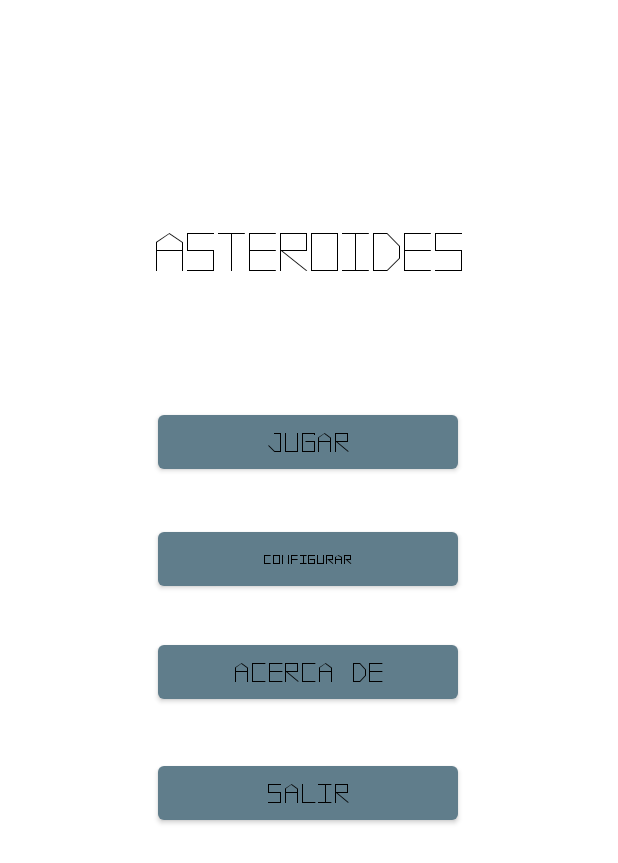
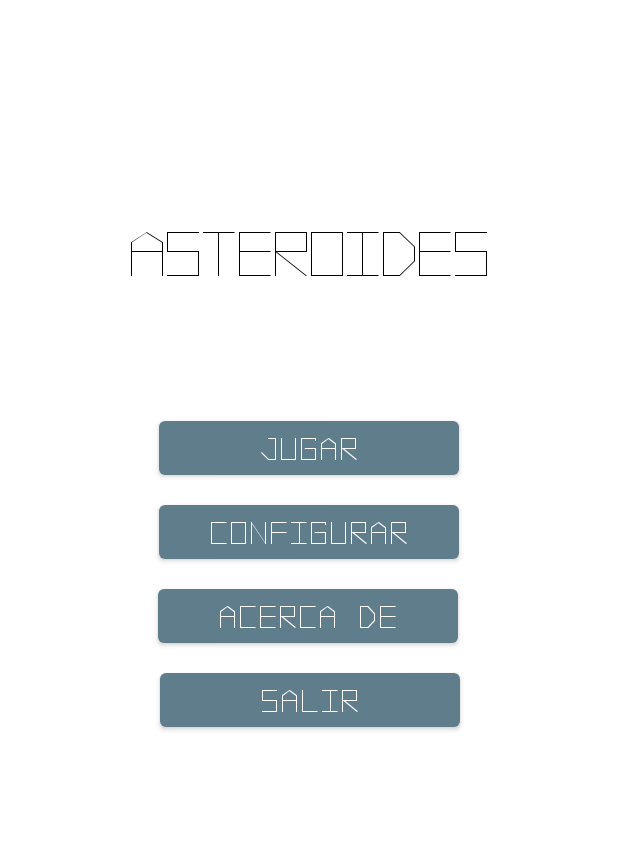
Before and after one commit to daniel70708/Asteroides, an Android app: the screen it shows after launch (MainActivity), on a phone screen of 412 x 824 dp. Shown: the top 863 px of the screen. Run offline under Robolectric (Android 15) with nearby library versions, the phone set to English and light mode, and no system bars.

Commit message:
Se modifico la vista main activiy y se agregaron dos estilos para texto y botones

```diff
--- a/app/src/main/res/layout/activity_main.xml
+++ b/app/src/main/res/layout/activity_main.xml
@@ -1,6 +1,5 @@
 <?xml version="1.0" encoding="utf-8"?>
-<androidx.constraintlayout.widget.ConstraintLayout
-    xmlns:android="http://schemas.android.com/apk/res/android"
+<androidx.constraintlayout.widget.ConstraintLayout xmlns:android="http://schemas.android.com/apk/res/android"
     xmlns:app="http://schemas.android.com/apk/res-auto"
     xmlns:tools="http://schemas.android.com/tools"
     android:layout_width="match_parent"
@@ -9,76 +8,70 @@
 
     <TextView
         android:id="@+id/titulo"
+        style="@style/tituloPrincipal"
         android:layout_width="wrap_content"
         android:layout_height="wrap_content"
-        android:fontFamily="@font/vertor"
-        android:text="@string/app_name"
-        android:textColor="@color/textoPrimario"
-        android:textSize="12pt"
         app:layout_constraintBottom_toBottomOf="parent"
         app:layout_constraintEnd_toEndOf="parent"
+        app:layout_constraintHorizontal_bias="0.5"
         app:layout_constraintStart_toStartOf="parent"
         app:layout_constraintTop_toTopOf="parent"
-        app:layout_constraintVertical_bias="0.191" />
+        app:layout_constraintVertical_bias="0.19" />
 
     <Button
         android:id="@+id/botonIniciar"
+        style="@style/botonMenuPrincipal"
         android:layout_width="200dp"
         android:layout_height="wrap_content"
-        android:fontFamily="@font/vertor"
+        android:layout_marginTop="88dp"
         android:text="@string/jugar"
-        android:textColor="@color/textoPrimario"
-        android:textSize="6pt"
         app:layout_constraintBottom_toBottomOf="parent"
         app:layout_constraintEnd_toEndOf="parent"
-        app:layout_constraintHorizontal_bias="0.497"
+        app:layout_constraintHorizontal_bias="0.5"
         app:layout_constraintStart_toStartOf="parent"
         app:layout_constraintTop_toBottomOf="@+id/titulo"
-        app:layout_constraintVertical_bias="0.147" />
+        app:layout_constraintVertical_bias="0.0" />
 
     <Button
         android:id="@+id/botonConfigurar"
+        style="@style/botonMenuPrincipal"
         android:layout_width="200dp"
         android:layout_height="wrap_content"
-        android:fontFamily="@font/vertor"
+        android:layout_marginTop="8dp"
         android:text="@string/configurar"
-        android:textColor="@color/textoPrimario"
-        android:textSize="3pt"
         app:layout_constraintBottom_toBottomOf="parent"
         app:layout_constraintEnd_toEndOf="parent"
-        app:layout_constraintHorizontal_bias="0.497"
+        app:layout_constraintHorizontal_bias="0.5"
         app:layout_constraintStart_toStartOf="parent"
         app:layout_constraintTop_toBottomOf="@+id/botonIniciar"
-        app:layout_constraintVertical_bias="0.066" />
+        app:layout_constraintVertical_bias="0.0" />
 
     <Button
         android:id="@+id/botonAcercaDe"
+        style="@style/botonMenuPrincipal"
         android:layout_width="200dp"
         android:layout_height="wrap_content"
-        android:fontFamily="@font/vertor"
+        android:layout_marginTop="8dp"
         android:text="@string/acercaDe"
-        android:textColor="@color/textoPrimario"
-        android:textSize="6pt"
         app:layout_constraintBottom_toBottomOf="parent"
         app:layout_constraintEnd_toEndOf="parent"
         app:layout_constraintHorizontal_bias="0.497"
         app:layout_constraintStart_toStartOf="parent"
         app:layout_constraintTop_toBottomOf="@+id/botonConfigurar"
-        app:layout_constraintVertical_bias="0.072" />
+        app:layout_constraintVertical_bias="0.0" />
 
     <Button
         android:id="@+id/botonSalir"
+        style="@style/botonMenuPrincipal"
         android:layout_width="200dp"
         android:layout_height="wrap_content"
-        android:fontFamily="@font/vertor"
+        android:layout_marginTop="8dp"
         android:text="@string/salir"
-        android:textColor="@color/textoPrimario"
-        android:textSize="6pt"
         app:layout_constraintBottom_toBottomOf="parent"
         app:layout_constraintEnd_toEndOf="parent"
-        app:layout_constraintHorizontal_bias="0.497"
+        app:layout_constraintHorizontal_bias="0.502"
         app:layout_constraintStart_toStartOf="parent"
         app:layout_constraintTop_toBottomOf="@+id/botonAcercaDe"
-        app:layout_constraintVertical_bias="0.108" />
+        app:layout_constraintVertical_bias="0.0" />
 
 </androidx.constraintlayout.widget.ConstraintLayout>
--- a/app/src/main/res/values/themes.xml
+++ b/app/src/main/res/values/themes.xml
@@ -22,6 +22,19 @@
         <item name="windowSplashScreenAnimatedIcon">@drawable/ic_launcher_foreground</item>
         <!-- Tema que va a seguir cuando termine el splash screen -->
         <item name="postSplashScreenTheme">@style/Theme.Asteroides</item>
+    </style>
 
+    <style name="tituloPrincipal">
+        <item name="fontFamily">@font/vertor</item>
+        <item name="android:text">@string/app_name</item>
+        <item name="android:textColor">@color/textoPrimario</item>
+        <item name="android:textSize">14pt</item>
+    </style>
+
+    <style name="botonMenuPrincipal">
+        <item name="fontFamily">@font/vertor</item>
+        <item name="android:textSize">7pt</item>
+        <item name="android:textColor">@color/textoSecundario</item>
+        <item name="backgroundColor">@color/grisClaroPrimario</item>
     </style>
 </resources>
```
